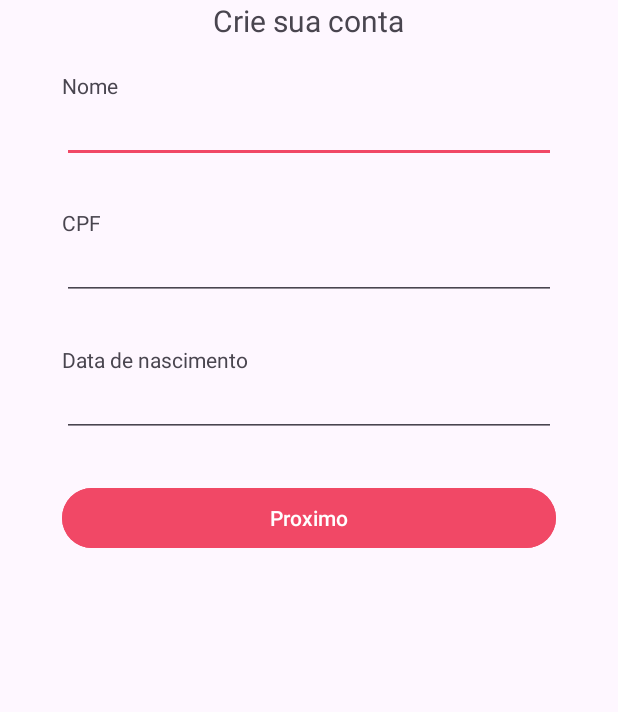
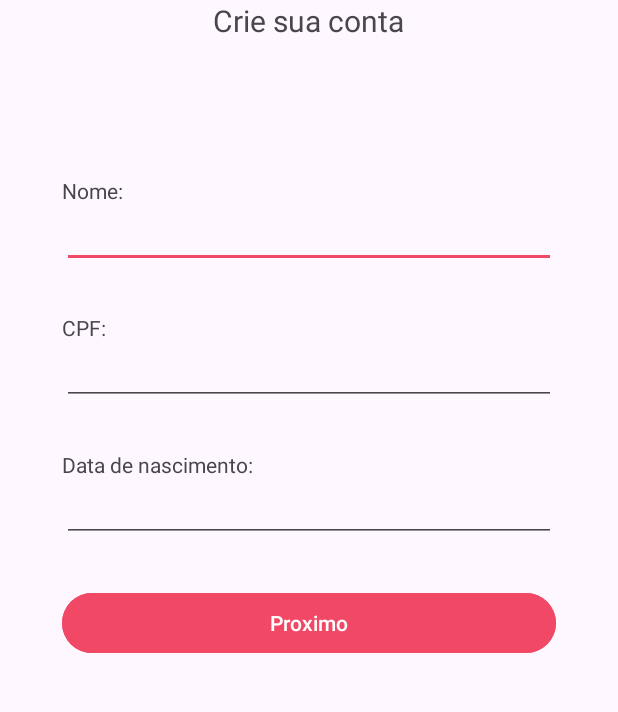
Before and after one commit to letssBuyy/letsbuy-mobile-application, an Android app: the CadastroActivity screen opened directly, with no data from a screen before it, on a phone screen of 412 x 824 dp, the part 210-922 px from its top. Run offline under Robolectric (Android 15) with nearby library versions, the phone set to English and light mode, and no system bars.

Commit message:
updating margin

```diff
--- a/app/src/main/res/layout/activity_cadastro.xml
+++ b/app/src/main/res/layout/activity_cadastro.xml
@@ -25,7 +25,8 @@
         <TextView
             android:layout_width="wrap_content"
             android:layout_height="wrap_content"
-            android:text="Nome"/>
+            android:text="Nome:"
+            android:layout_marginTop="70dp"/>
 
         <EditText
             android:layout_width="329dp"
@@ -38,7 +39,7 @@
         <TextView
             android:layout_width="wrap_content"
             android:layout_height="wrap_content"
-            android:text="CPF"/>
+            android:text="CPF:"/>
 
         <EditText
             android:layout_width="329dp"
@@ -51,7 +52,7 @@
     <TextView
         android:layout_width="wrap_content"
         android:layout_height="wrap_content"
-        android:text="Data de nascimento"/>
+        android:text="Data de nascimento:"/>
 
     <EditText
             android:layout_width="329dp"
--- a/app/src/main/res/layout/activity_cadastro2.xml
+++ b/app/src/main/res/layout/activity_cadastro2.xml
@@ -17,6 +17,7 @@
     <TextView
         android:layout_width="wrap_content"
         android:layout_height="wrap_content"
+        android:layout_marginTop="70dp"
         android:text="Número de celular"/>
 
     <EditText
--- a/app/src/main/res/layout/activity_esqueci_senha.xml
+++ b/app/src/main/res/layout/activity_esqueci_senha.xml
@@ -24,9 +24,10 @@
         android:layout_marginBottom="10dp"/>
 
     <TextView
-        android:layout_width="match_parent"
+        android:layout_width="350dp"
         android:layout_height="match_parent"
         android:layout_gravity="center"
+        android:layout_marginTop="60dp"
         android:text="@string/texto_esqueci_senha"
         android:textSize="17sp"
         android:layout_marginBottom="20dp"/>
@@ -34,6 +35,8 @@
     <TextView
         android:layout_width="wrap_content"
         android:layout_height="wrap_content"
+        android:layout_marginTop="20dp"
+        android:layout_marginLeft="20dp"
         android:text="Email"/>
 
     <EditText
--- a/app/src/main/res/layout/activity_main.xml
+++ b/app/src/main/res/layout/activity_main.xml
@@ -25,7 +25,8 @@
         <TextView
             android:layout_width="wrap_content"
             android:layout_height="wrap_content"
-            android:text="Email"/>
+            android:text="Email"
+            android:layout_marginTop="70dp"/>
 
         <EditText
             android:layout_width="329dp"
--- a/app/src/main/res/values/strings.xml
+++ b/app/src/main/res/values/strings.xml
@@ -2,7 +2,7 @@
     <string name="app_name">LetsBuy</string>
     <string name="checkbox">Estou de acordo com os <font color="#F14866"> termos de serviço</font> e a <font color="#F14866">política de privacidade</font></string>
     <string name="titulo_esqueci_senha">Não consegue acessar sua conta?</string>
-    <string name="texto_esqueci_senha">Insira o seu endereço de e-mail abaixo e enviaremos as instruções necessárias para redefinir a sua senha.</string>
+    <string name="texto_esqueci_senha">Insira o seu endereço de e-mail abaixo e enviaremos as instruções necessárias para redefini-la!</string>
     <string name="home">home</string>
     <string name="curti">curti</string>
     <string name="chat">chat</string>
```
